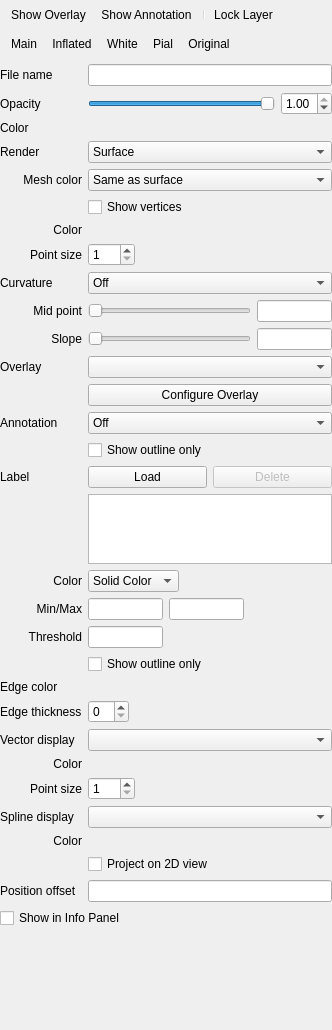
First picture: the form in freeview/PanelSurface.ui, repository freesurfer/freesurfer, before the edit.
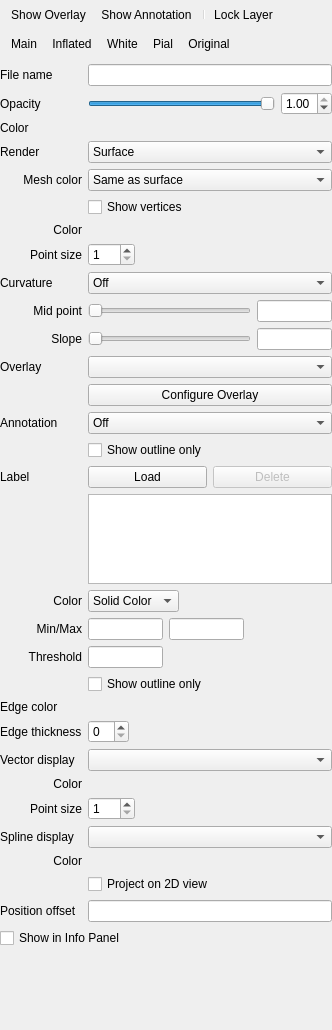
Second picture: the form after the edit. Icons and pictures are not drawn. Custom widgets are drawn as their Qt base class.

What changed in the file:
```diff
--- a/freeview/PanelSurface.ui
+++ b/freeview/PanelSurface.ui
@@ -25,7 +25,7 @@
      <x>0</x>
      <y>0</y>
      <width>317</width>
-     <height>1046</height>
+     <height>1051</height>
     </rect>
    </property>
    <layout class="QVBoxLayout" name="verticalLayout">
@@ -467,7 +467,7 @@
         <property name="maximumSize">
          <size>
           <width>16777215</width>
-          <height>70</height>
+          <height>90</height>
          </size>
         </property>
         <property name="selectionMode">
```
